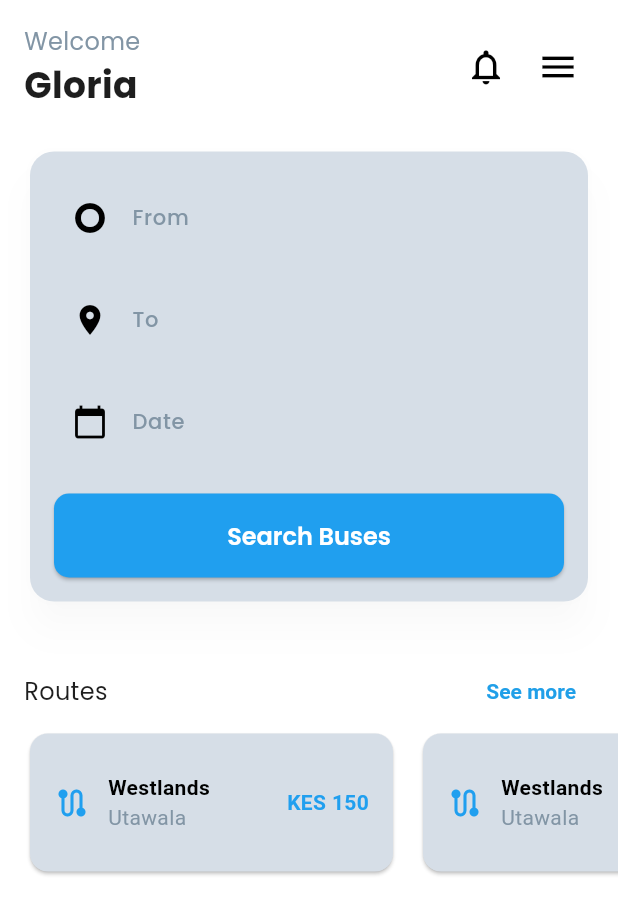
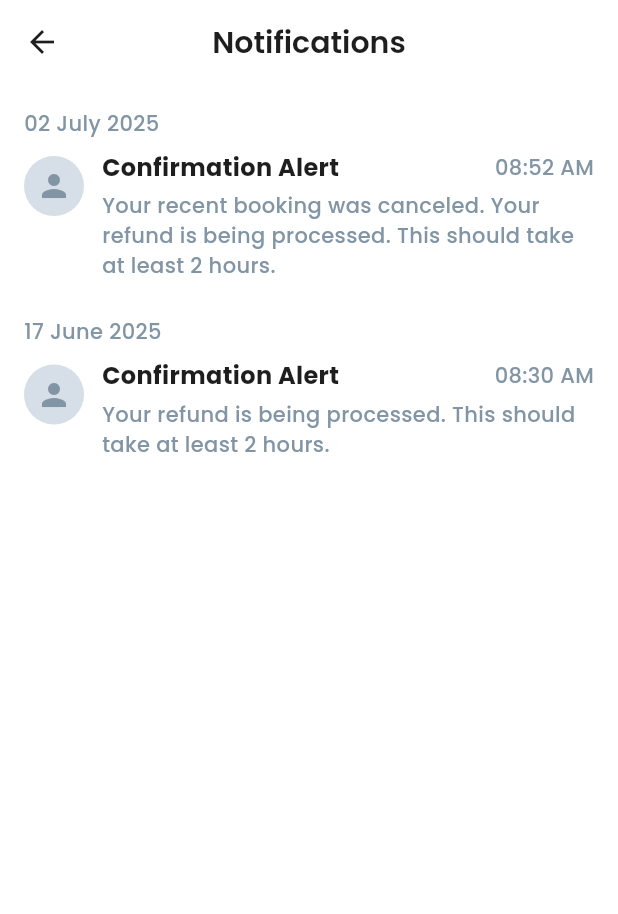
Before and after one commit to fredrickBO/TwendeBus, a Flutter app: the HomeScreen screen opened directly, after a tap on the "notifications none" icon, on a phone screen of 412 x 824 dp. Shown: the top 914 px of the screen. Run offline on Flutter 3.47's test engine with Material 3 defaults, Android fonts, the light colour scheme and no system bars; our stand-ins replace google_fonts.

Commit message:
Part 6 added

```diff
--- a/lib/features/booking/screens/points_selection_screen.dart
+++ b/lib/features/booking/screens/points_selection_screen.dart
@@ -2,7 +2,6 @@
 import 'package:flutter/material.dart';
 import 'package:twende_bus_ui/core/theme/app_theme.dart';
 import 'package:twende_bus_ui/features/booking/screens/payment_screen.dart';
-import 'package:twende_bus_ui/features/booking/screens/seat_selection.dart';
 
 // Convert the widget to a StatefulWidget to manage user selections.
 class PointsSelectionScreen extends StatefulWidget {
--- a/lib/features/home/screens/home_screen.dart
+++ b/lib/features/home/screens/home_screen.dart
@@ -2,9 +2,14 @@
 import 'package:flutter/material.dart';
 import 'package:twende_bus_ui/core/theme/app_theme.dart';
 import 'package:twende_bus_ui/features/booking/screens/search_results_screen.dart';
+import 'package:twende_bus_ui/features/notifications/screens/notifications_screen.dart';
+import 'package:twende_bus_ui/features/routes/screens/routes_screen.dart';
 
 class HomeScreen extends StatelessWidget {
   const HomeScreen({super.key});
+
+  static final GlobalKey<ScaffoldState> _scaffoldKey =
+      GlobalKey<ScaffoldState>();
 
   @override
   Widget build(BuildContext context) {
@@ -47,12 +52,19 @@ class HomeScreen extends StatelessWidget {
                       Icons.notifications_none_outlined,
                       size: 28,
                     ),
-                    onPressed: () {},
+                    onPressed: () {
+                      Navigator.push(
+                        context,
+                        MaterialPageRoute(
+                          builder: (_) => const NotificationsScreen(),
+                        ),
+                      );
+                    },
                   ),
                   // An icon button for a side menu or drawer.
                   IconButton(
                     icon: const Icon(Icons.menu, size: 28),
-                    onPressed: () {},
+                    onPressed: () => _scaffoldKey.currentState?.openDrawer(),
                   ),
                 ],
               ),
@@ -127,7 +139,13 @@ class HomeScreen extends StatelessWidget {
                 mainAxisAlignment: MainAxisAlignment.spaceBetween,
                 children: [
                   Text("Routes", style: AppTextStyles.bodyText),
-                  TextButton(onPressed: () {}, child: const Text("See more")),
+                  TextButton(
+                    onPressed: () => Navigator.push(
+                      context,
+                      MaterialPageRoute(builder: (_) => const RoutesScreen()),
+                    ),
+                    child: const Text("See more"),
+                  ),
                 ],
               ),
             ),
--- /dev/null
+++ b/lib/features/notifications/screens/notifications_screen.dart
@@ -0,0 +1,94 @@
+// lib/features/notifications/screens/notifications_screen.dart
+import 'package:flutter/material.dart';
+import 'package:twende_bus_ui/core/theme/app_theme.dart';
+
+class NotificationsScreen extends StatelessWidget {
+  const NotificationsScreen({super.key});
+
+  @override
+  Widget build(BuildContext context) {
+    return Scaffold(
+      appBar: AppBar(title: const Text("Notifications")),
+      body: ListView(
+        padding: const EdgeInsets.all(16.0),
+        children: const [
+          NotificationItem(
+            date: "02 July 2025",
+            time: "08:52 AM",
+            title: "Confirmation Alert",
+            body:
+                "Your recent booking was canceled. Your refund is being processed. This should take at least 2 hours.",
+          ),
+          NotificationItem(
+            date: "17 June 2025",
+            time: "08:30 AM",
+            title: "Confirmation Alert",
+            body:
+                "Your refund is being processed. This should take at least 2 hours.",
+          ),
+        ],
+      ),
+    );
+  }
+}
+
+// A reusable widget for a single notification item.
+class NotificationItem extends StatelessWidget {
+  final String date, time, title, body;
+  const NotificationItem({
+    super.key,
+    required this.date,
+    required this.time,
+    required this.title,
+    required this.body,
+  });
+
+  @override
+  Widget build(BuildContext context) {
+    return Padding(
+      padding: const EdgeInsets.only(bottom: 24.0),
+      child: Column(
+        crossAxisAlignment: CrossAxisAlignment.start,
+        children: [
+          Text(date, style: AppTextStyles.labelText),
+          const SizedBox(height: 8),
+          Row(
+            crossAxisAlignment: CrossAxisAlignment.start,
+            children: [
+              const Padding(
+                padding: EdgeInsets.only(top: 4.0),
+                child: CircleAvatar(
+                  radius: 20,
+                  backgroundColor: AppColors.cardColor,
+                  child: Icon(Icons.person, color: AppColors.subtleTextColor),
+                ),
+              ),
+              const SizedBox(width: 12),
+              Expanded(
+                child: Column(
+                  crossAxisAlignment: CrossAxisAlignment.start,
+                  children: [
+                    Row(
+                      mainAxisAlignment: MainAxisAlignment.spaceBetween,
+                      children: [
+                        Text(
+                          title,
+                          style: AppTextStyles.bodyText.copyWith(
+                            fontWeight: FontWeight.bold,
+                          ),
+                        ),
+                        Text(time, style: AppTextStyles.labelText),
+                      ],
+                    ),
+                    const SizedBox(height: 4),
+                    Text(body, style: AppTextStyles.labelText),
+                  ],
+                ),
+              ),
+            ],
+          ),
+        ],
+      ),
+    );
+  }
+}
```
Also changed, not shown: lib/features/booking/screens/cancel_ride_screen.dart (+104 -0 lines), lib/features/booking/screens/cancellation_success_screen.dart (+61 -0 lines), lib/features/booking/screens/ride_details_screen.dart (+144 -0 lines), lib/features/booking/widgets/booking_journey_card.dart (+12 -1 lines), lib/features/routes/screens/routes_screen.dart (added, +85 -0 lines), lib/features/wallet/screens/top_up_screen.dart (added, +50 -0 lines), lib/shared/widgets/app_drawer.dart (added, +112 -0 lines).
